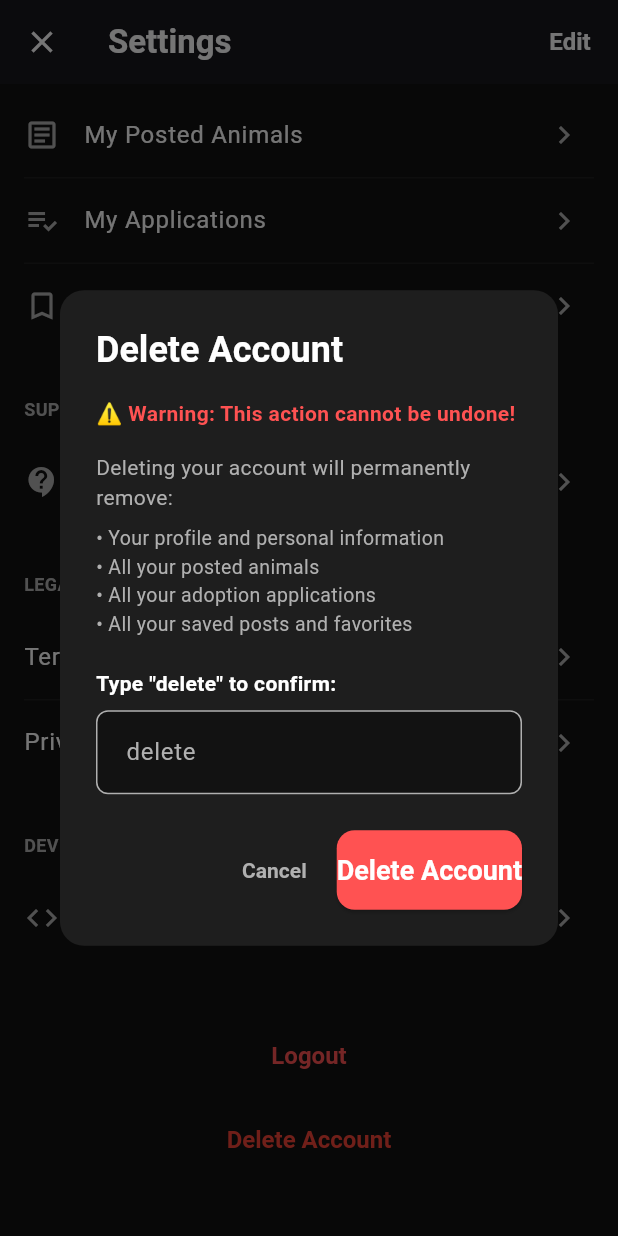
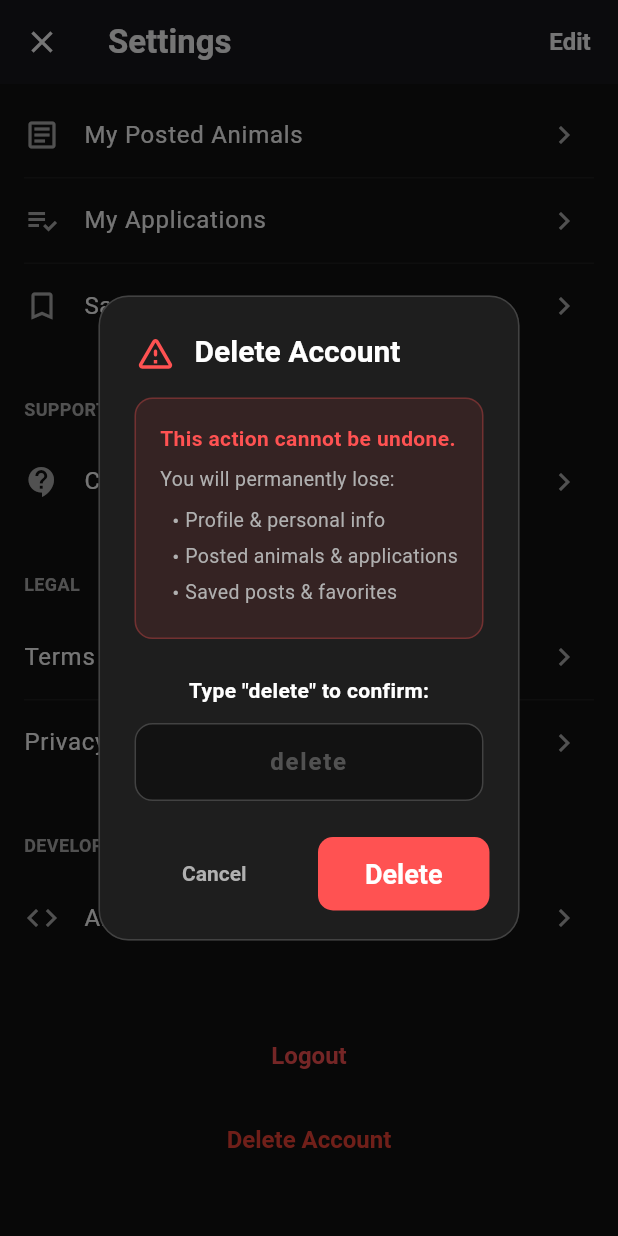
Before and after one commit to ohmschrodinger/PawsCare, a Flutter app: the SettingsScreen screen opened directly, scrolled down 576 dp, after a tap on "Delete Account", on a phone screen of 412 x 824 dp. Run offline on Flutter 3.47's test engine with Material 3 defaults, Android fonts, the phone set to English and light mode, and no system bars; our stand-ins replace cached_network_image, cloud_firestore, firebase_auth, firebase_core, firebase_messaging, firebase_storage and 15 more; accounts and stored records are empty.

Commit message:
fixed delete account ui

```diff
--- a/lib/screens/settings_screen.dart
+++ b/lib/screens/settings_screen.dart
@@ -144,86 +144,133 @@ class _SettingsScreenState extends State<SettingsScreen> {
         return AlertDialog(
           backgroundColor: kCardColor,
           shape: RoundedRectangleBorder(
-            borderRadius: BorderRadius.circular(16.0),
+            borderRadius: BorderRadius.circular(20.0), // More modern rounded corners
+            side: BorderSide(color: Colors.grey.shade800, width: 1), // Subtle border definition
           ),
-          title: const Text(
+          title: Row(
+            children: [
+              const Icon(Icons.warning_amber_rounded, color: Colors.redAccent, size: 28),
+              const SizedBox(width: 12),
+              const Text(
                 'Delete Account',
                 style: TextStyle(
                   color: kPrimaryTextColor,
                   fontWeight: FontWeight.bold,
+                  fontSize: 20,
                 ),
               ),
-          content: Column(
+            ],
+          ),
+          content: SingleChildScrollView(
+            child: Column(
               mainAxisSize: MainAxisSize.min,
               crossAxisAlignment: CrossAxisAlignment.start,
               children: [
+                // 1. IMPROVED WARNING SECTION
+                Container(
+                  padding: const EdgeInsets.all(16),
+                  decoration: BoxDecoration(
+                    color: Colors.redAccent.withOpacity(0.1),
+                    borderRadius: BorderRadius.circular(12),
+                    border: Border.all(color: Colors.redAccent.withOpacity(0.3)),
+                  ),
+                  child: Column(
+                    crossAxisAlignment: CrossAxisAlignment.start,
+                    children: [
                       const Text(
-                '⚠️ Warning: This action cannot be undone!',
+                        'This action cannot be undone.',
                         style: TextStyle(
                           color: Colors.redAccent,
                           fontWeight: FontWeight.bold,
                           fontSize: 14,
                         ),
                       ),
-              const SizedBox(height: 16),
+                      const SizedBox(height: 8),
                       const Text(
-                'Deleting your account will permanently remove:',
-                style: TextStyle(color: kSecondaryTextColor, fontSize: 14),
+                        'You will permanently lose:',
+                        style: TextStyle(color: kSecondaryTextColor, fontSize: 13),
                       ),
                       const SizedBox(height: 8),
-              const Text(
-                '• Your profile and personal information\n'
-                '• All your posted animals\n'
-                '• All your adoption applications\n'
-                '• All your saved posts and favorites',
-                style: TextStyle(color: kSecondaryTextColor, fontSize: 13),
+                      _buildBulletPoint('Profile & personal info'),
+                      _buildBulletPoint('Posted animals & applications'),
+                      _buildBulletPoint('Saved posts & favorites'),
+                    ],
                   ),
-              const SizedBox(height: 20),
-              const Text(
+                ),
+                const SizedBox(height: 24),
+
+                // 2. INPUT INSTRUCTION
+                const Center(
+                  child: Text(
                     'Type "delete" to confirm:',
                     style: TextStyle(
                       color: kPrimaryTextColor,
                       fontSize: 14,
-                  fontWeight: FontWeight.bold,
+                      fontWeight: FontWeight.w600,
                     ),
                   ),
-              const SizedBox(height: 8),
+                ),
+                const SizedBox(height: 12),
+
+                // 3. IMPROVED INPUT FIELD
                 TextField(
                   controller: confirmController,
-                style: const TextStyle(color: kPrimaryTextColor),
+                  style: const TextStyle(
+                    color: kPrimaryTextColor,
+                    fontWeight: FontWeight.bold,
+                    letterSpacing: 1.2,
+                  ),
+                  textAlign: TextAlign.center, // Focuses attention
                   decoration: InputDecoration(
                     hintText: 'delete',
-                  hintStyle: const TextStyle(color: kSecondaryTextColor),
+                    hintStyle: TextStyle(color: kSecondaryTextColor.withOpacity(0.4)),
                     filled: true,
                     fillColor: kBackgroundColor,
+                    contentPadding: const EdgeInsets.symmetric(vertical: 14, horizontal: 16),
                     border: OutlineInputBorder(
-                    borderRadius: BorderRadius.circular(8.0),
-                    borderSide: const BorderSide(color: kSecondaryTextColor),
+                      borderRadius: BorderRadius.circular(12.0),
+                      borderSide: BorderSide(color: kSecondaryTextColor.withOpacity(0.3)),
                     ),
                     enabledBorder: OutlineInputBorder(
-                    borderRadius: BorderRadius.circular(8.0),
-                    borderSide: const BorderSide(color: kSecondaryTextColor),
+                      borderRadius: BorderRadius.circular(12.0),
+                      borderSide: BorderSide(color: kSecondaryTextColor.withOpacity(0.3)),
                     ),
                     focusedBorder: OutlineInputBorder(
-                    borderRadius: BorderRadius.circular(8.0),
-                    borderSide: const BorderSide(color: Colors.redAccent),
+                      borderRadius: BorderRadius.circular(12.0),
+                      borderSide: const BorderSide(color: Colors.redAccent, width: 2),
                     ),
                   ),
                 ),
               ],
             ),
+          ),
+          actionsPadding: const EdgeInsets.fromLTRB(20, 0, 20, 20),
           actions: [
-            TextButton(
+            // 4. BALANCED BUTTONS
+            Row(
+              children: [
+                Expanded(
+                  child: TextButton(
                     onPressed: () {
                       confirmController.dispose();
                       Navigator.of(dialogContext).pop();
                     },
+                    style: TextButton.styleFrom(
+                      padding: const EdgeInsets.symmetric(vertical: 14),
+                      shape: RoundedRectangleBorder(borderRadius: BorderRadius.circular(10)),
+                    ),
                     child: const Text(
                       'Cancel',
-                style: TextStyle(color: kSecondaryTextColor),
+                      style: TextStyle(
+                        color: kSecondaryTextColor,
+                        fontWeight: FontWeight.bold
                       ),
                     ),
-            ElevatedButton(
+                  ),
+                ),
+                const SizedBox(width: 12),
+                Expanded(
+                  child: ElevatedButton(
                     onPressed: () async {
                       if (confirmController.text.toLowerCase() == 'delete') {
                         Navigator.of(dialogContext).pop();
@@ -234,6 +281,7 @@ class _SettingsScreenState extends State<SettingsScreen> {
                           const SnackBar(
                             content: Text('Please type "delete" to confirm'),
                             backgroundColor: Colors.redAccent,
+                            behavior: SnackBarBehavior.floating,
                           ),
                         );
                       }
@@ -241,12 +289,42 @@ class _SettingsScreenState extends State<SettingsScreen> {
                     style: ElevatedButton.styleFrom(
                       backgroundColor: Colors.redAccent,
                       foregroundColor: Colors.white,
+                      elevation: 0,
+                      padding: const EdgeInsets.symmetric(vertical: 14),
+                      shape: RoundedRectangleBorder(
+                        borderRadius: BorderRadius.circular(10),
                       ),
-              child: const Text('Delete Account'),
+                    ),
+                    child: const Text(
+                      'Delete',
+                      style: TextStyle(fontWeight: FontWeight.bold),
+                    ),
+                  ),
+                ),
+              ],
             ),
           ],
         );
       },
+    );
+  }
+
+  // Add this helper widget method inside your class
+  Widget _buildBulletPoint(String text) {
+    return Padding(
+      padding: const EdgeInsets.only(bottom: 4.0, left: 8.0),
+      child: Row(
+        crossAxisAlignment: CrossAxisAlignment.start,
+        children: [
+          const Text('• ', style: TextStyle(color: kSecondaryTextColor, fontSize: 14)),
+          Expanded(
+            child: Text(
+              text,
+              style: const TextStyle(color: kSecondaryTextColor, fontSize: 13),
+            ),
+          ),
+        ],
+      ),
     );
   }
 
```
Lines whose indentation alone changed are shown as unchanged.
